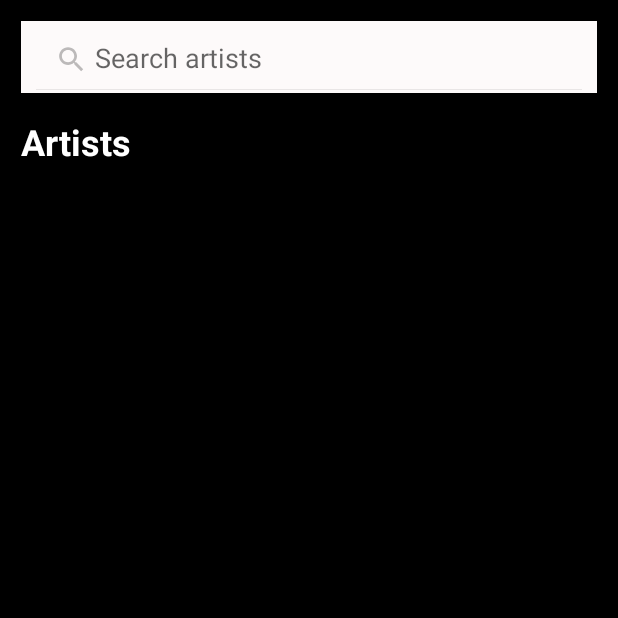
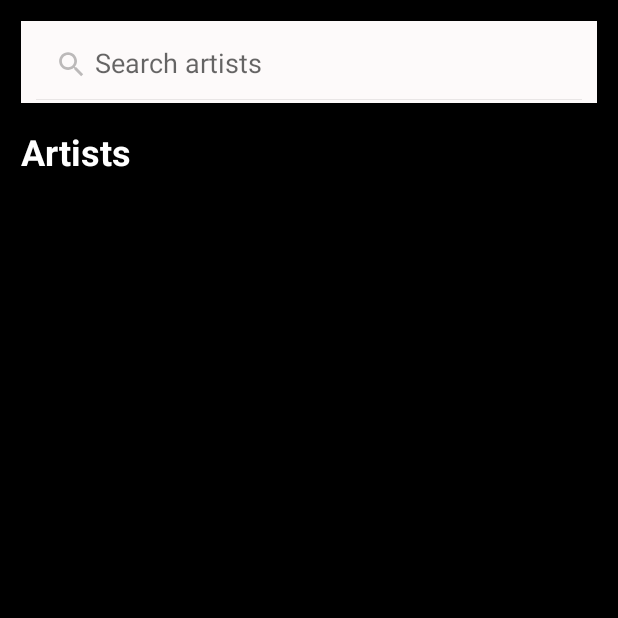
Before and after one commit to shoaib4330/MusicTask, an Android app: the screen it shows after launch (HomeActivity), after a tap on an icon or button, on a phone screen of 412 x 824 dp, the top half of it. Run offline under Robolectric (Android 15) with nearby library versions, the phone set to English and light mode, and no system bars; our stand-ins replace Dagger/Hilt's generated code, RxJava; pictures from the network do not load; 1 statement that could not run was skipped.

```diff
--- a/app/src/main/res/layout/search_artist_fragment.xml
+++ b/app/src/main/res/layout/search_artist_fragment.xml
@@ -9,7 +9,8 @@
     <androidx.appcompat.widget.SearchView
         android:id="@+id/svArtistSearch"
         android:layout_width="match_parent"
-        android:layout_height="wrap_content"
+        android:layout_height="0dp"
+        app:layout_constraintDimensionRatio="H, 7:1"
         android:layout_margin="@dimen/small_175"
         android:background="@color/backgroundColorSearchBar"
         android:padding="@dimen/small_25"
```
